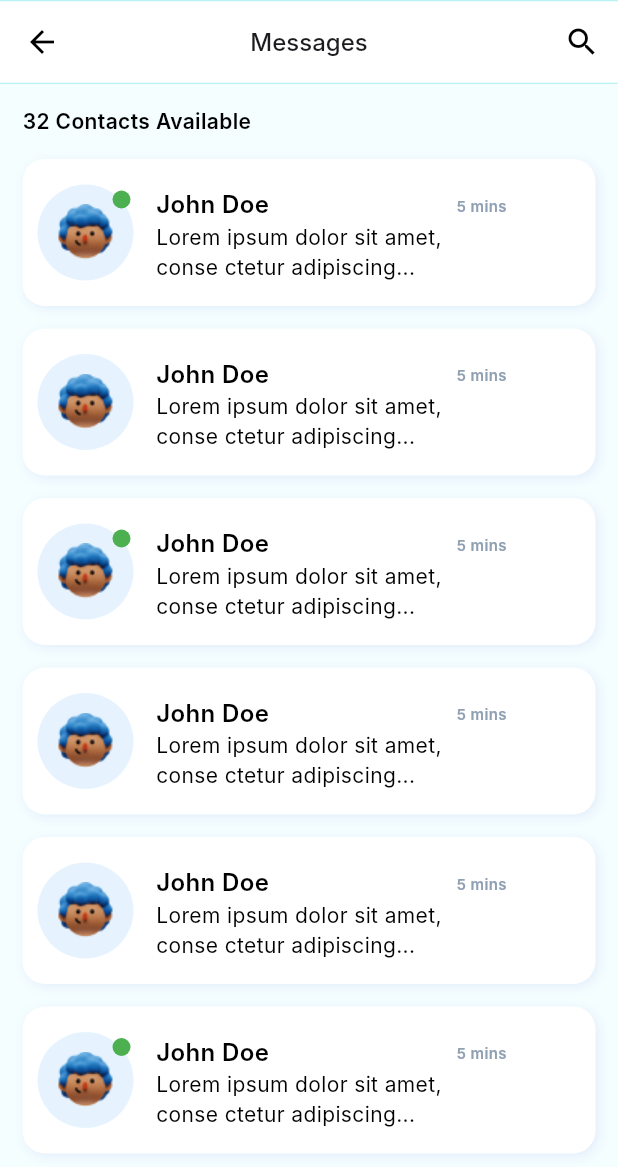
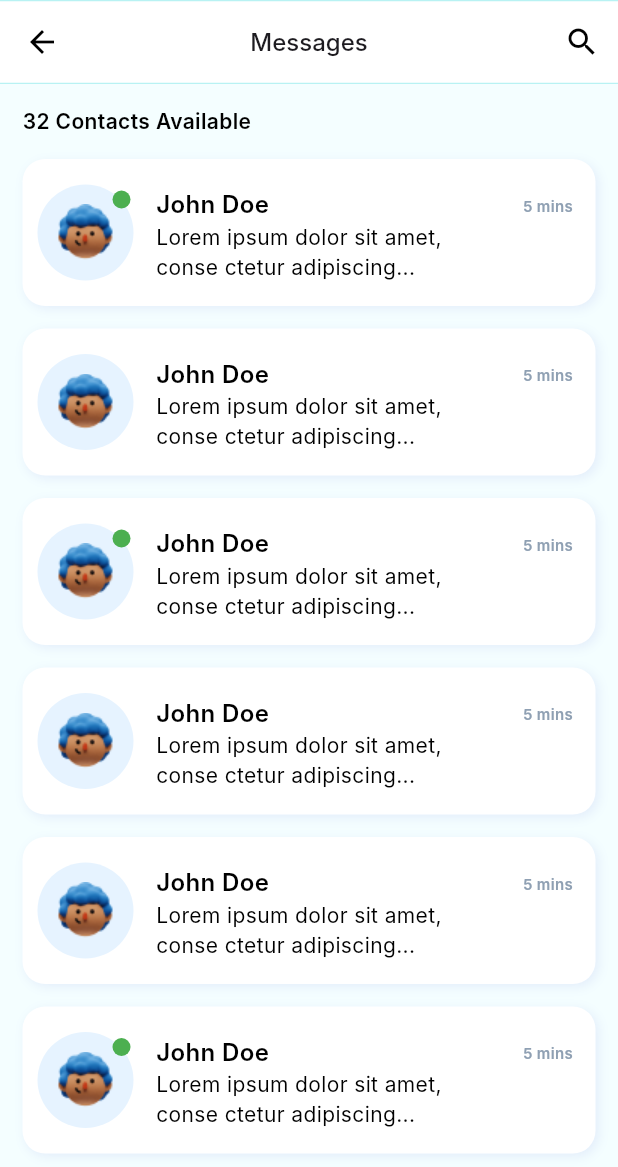
Before and after one commit to Olivi-tech/rentfix, a Flutter app: the MessageScreen screen opened directly, on a phone screen of 412 x 824 dp. Shown: the top 1167 px of the screen. Run offline on Flutter 3.47's test engine with Material 3 defaults, Android fonts, the phone set to English and light mode, and no system bars; our stand-ins replace device_preview, flutter_svg, pinput; Roboto replaces fonts that are missing (Inter).

Commit message:
Update Responsiveness

```diff
--- a/lib/screens/profile_screen.dart
+++ b/lib/screens/profile_screen.dart
@@ -100,7 +100,7 @@ class ProfileScreen extends StatelessWidget {
                         children: [
                           CustomContainer(
                             width: mq.width * 0.11,
-                            height: mq.height * 0.05,
+                            height: mq.height * 0.045,
                             shapeDecoration: BoxDecoration(
                               color: AppColors.paleBlue,
                               borderRadius: BorderRadius.circular(10),
@@ -150,7 +150,7 @@ class ProfileScreen extends StatelessWidget {
                         children: [
                           CustomContainer(
                             width: mq.width * 0.11,
-                            height: mq.height * 0.05,
+                            height: mq.height * 0.045,
                             shapeDecoration: BoxDecoration(
                               color: AppColors.paleBlue,
                               borderRadius: BorderRadius.circular(10),
--- a/lib/screens/property_monthly_rent_screen.dart
+++ b/lib/screens/property_monthly_rent_screen.dart
@@ -2,8 +2,8 @@ import 'package:flutter/material.dart';
 import 'package:rent_fix/constants/constants.dart';
 import 'package:rent_fix/widgets/widgets.dart';
 
-class MonthlyRent extends StatelessWidget {
-  const MonthlyRent({super.key});
+class PropertyMonthlyRent extends StatelessWidget {
+  const PropertyMonthlyRent({super.key});
 
   @override
   Widget build(BuildContext context) {
--- a/lib/screens/property_rental_screen.dart
+++ b/lib/screens/property_rental_screen.dart
@@ -6,8 +6,8 @@ import 'package:rent_fix/widgets/custom_container.dart';
 import 'package:rent_fix/widgets/custom_size.dart';
 import 'package:rent_fix/widgets/custom_text.dart';
 
-class RentalAgreement extends StatelessWidget {
-  const RentalAgreement({super.key});
+class PropertyRentalAgreement extends StatelessWidget {
+  const PropertyRentalAgreement({super.key});
 
   @override
   Widget build(BuildContext context) {
--- a/lib/screens/property_size_apparment_screen.dart
+++ b/lib/screens/property_size_apparment_screen.dart
@@ -2,8 +2,8 @@ import 'package:flutter/material.dart';
 import 'package:rent_fix/constants/constants.dart';
 import 'package:rent_fix/widgets/widgets.dart';
 
-class ApparmentSize extends StatelessWidget {
-  const ApparmentSize({super.key});
+class PropertyApparmentSize extends StatelessWidget {
+  const PropertyApparmentSize({super.key});
 
   @override
   Widget build(BuildContext context) {
--- a/lib/widgets/custom_button.dart
+++ b/lib/widgets/custom_button.dart
@@ -5,7 +5,7 @@ class CustomButton extends StatelessWidget {
   final Widget? child;
   final double height;
   final double radius;
-  final double width;
+  final double? width;
   final Function() onPressed;
   final Color? btnColor;
   final Color borderColor;
@@ -17,7 +17,7 @@ class CustomButton extends StatelessWidget {
     required this.onPressed,
     this.btnColor = Colors.white,
     this.child,
-    this.width = 364,
+    this.width,
     this.radius = 15,
     this.height = 56,
   });
@@ -27,7 +27,7 @@ class CustomButton extends StatelessWidget {
     return ElevatedButton(
       onPressed: onPressed,
       style: ElevatedButton.styleFrom(
-        fixedSize: Size(width, height),
+        fixedSize: Size(MediaQuery.of(context).size.width, height),
         backgroundColor: btnColor,
         shape: RoundedRectangleBorder(
           side: BorderSide(color: borderColor),
--- a/lib/widgets/custom_chat_card.dart
+++ b/lib/widgets/custom_chat_card.dart
@@ -93,10 +93,16 @@ class CustomCardWidget extends StatelessWidget {
                 ],
               ),
             ),
-            Column(
+            const Spacer(),
+            Padding(
+              padding: const EdgeInsets.only(right: 15),
+              child: Column(
+                crossAxisAlignment: CrossAxisAlignment.end,
                 children: [
                   Padding(
-                  padding: const EdgeInsets.only(top: 10),
+                    padding: const EdgeInsets.only(
+                      top: 10,
+                    ),
                     child: CustomText(
                       label: time,
                       color: AppColors.lightGrey,
@@ -105,6 +111,7 @@ class CustomCardWidget extends StatelessWidget {
                     ),
                   ),
                 ],
+              ),
             )
           ],
         ),
--- a/pubspec.yaml
+++ b/pubspec.yaml
@@ -38,6 +38,7 @@ dependencies:
   flutter_svg: ^2.0.9
   pinput: ^3.0.1
   google_fonts: ^6.1.0
+  device_preview: ^1.1.0
 
 
 dev_dependencies:
```
Also changed, not shown: lib/main.dart (+10 -5 lines), pubspec.lock. Lines whose indentation alone changed are shown as unchanged.
